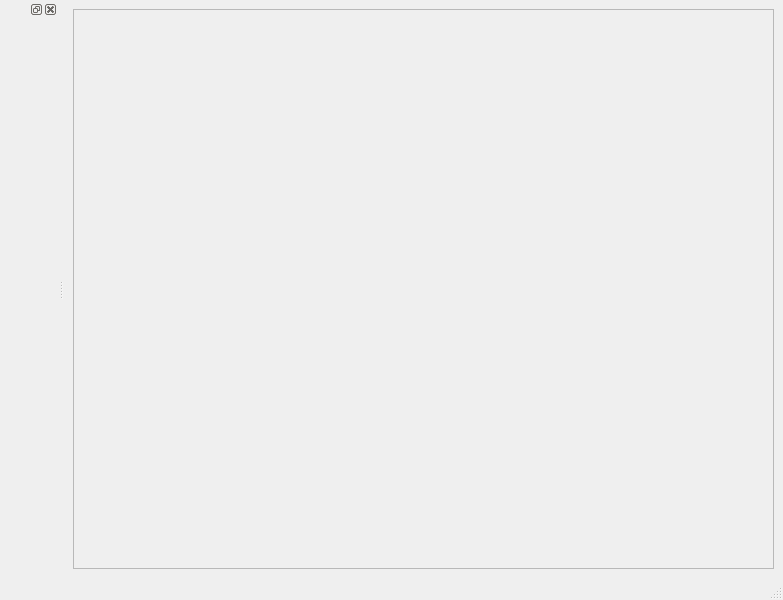
Above: design/node.ui from Pizza989/MidiConnector before the change. Below: the same form after it.
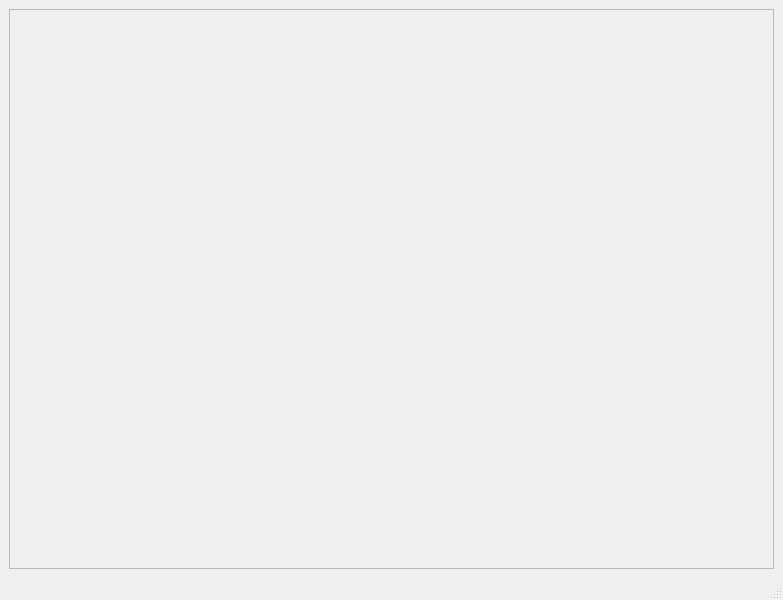
That is the form after the change.

Diff of the .ui file:
```diff
--- a/design/node.ui
+++ b/design/node.ui
@@ -46,12 +46,6 @@
    </property>
   </widget>
   <widget class="QStatusBar" name="statusbar"/>
-  <widget class="QDockWidget" name="dockWidget">
-   <attribute name="dockWidgetArea">
-    <number>1</number>
-   </attribute>
-   <widget class="QWidget" name="dockWidgetContents_2"/>
-  </widget>
  </widget>
  <resources/>
  <connections/>
```
